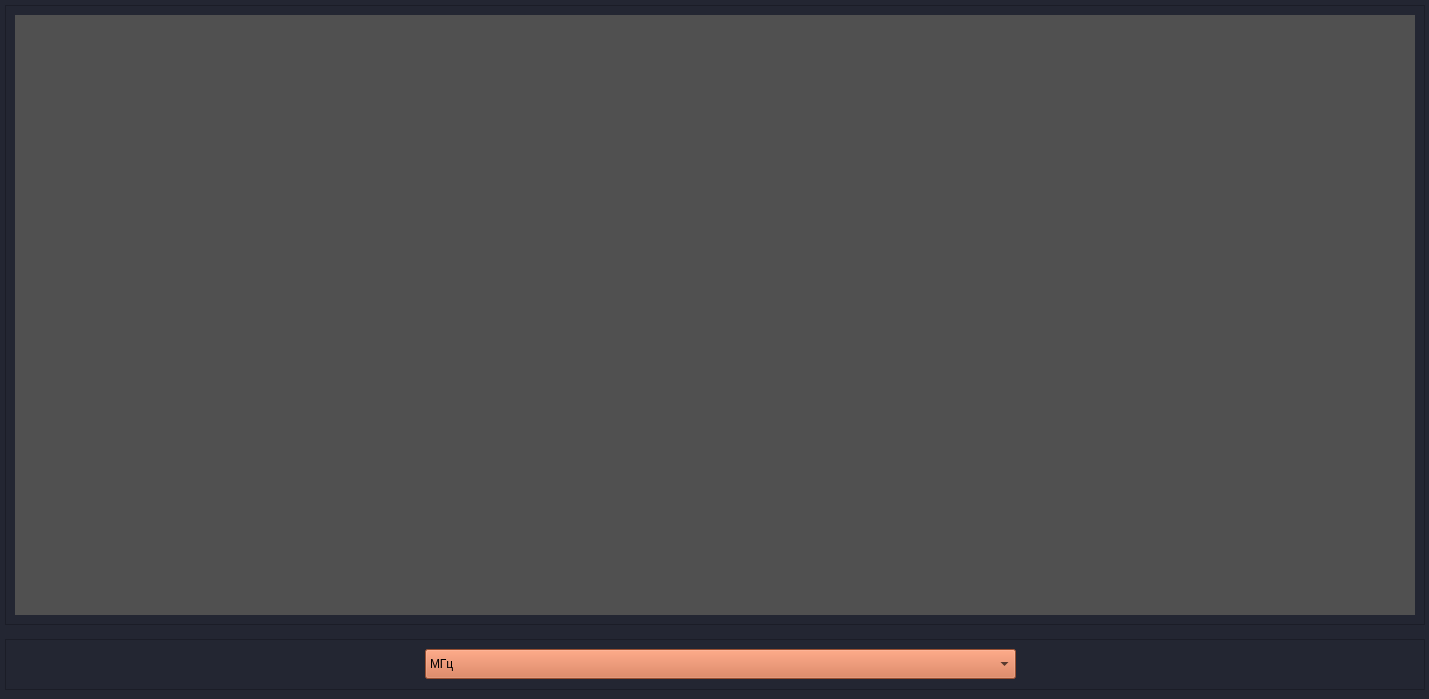
First picture: the form in qt/perehvat.ui, repository Azas1K/pokazuha, before the edit.
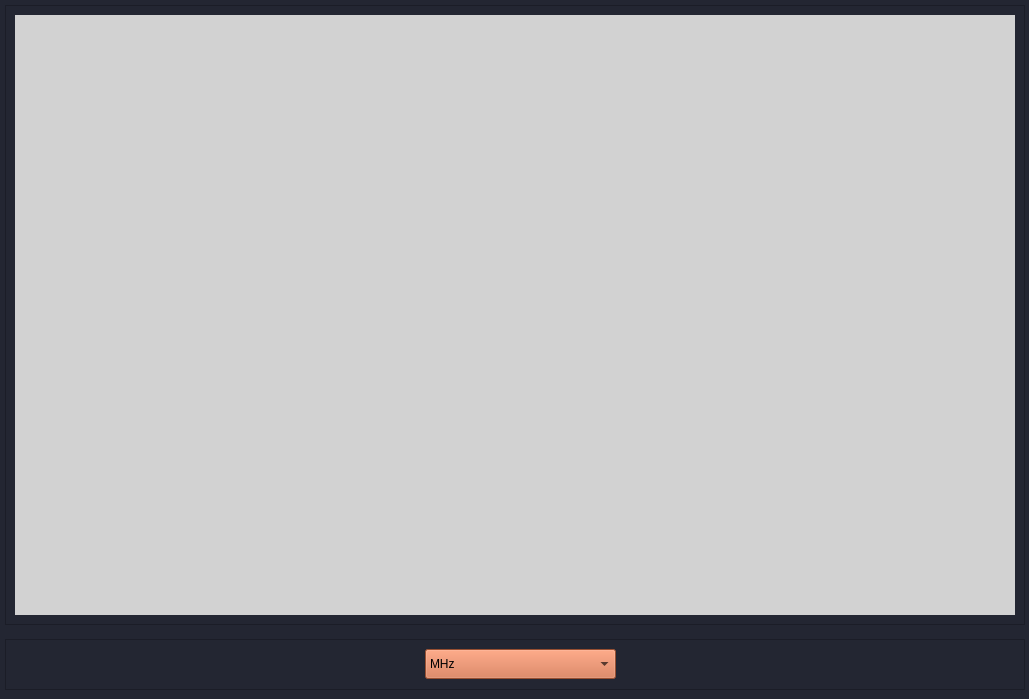
Second picture: the form after the edit.

What changed in the file:
```diff
--- a/qt/perehvat.ui
+++ b/qt/perehvat.ui
@@ -6,7 +6,7 @@
    <rect>
     <x>0</x>
     <y>0</y>
-    <width>1429</width>
+    <width>1029</width>
     <height>699</height>
    </rect>
   </property>
@@ -21,7 +21,7 @@
     <rect>
      <x>5</x>
      <y>5</y>
-     <width>1420</width>
+     <width>1020</width>
      <height>620</height>
     </rect>
    </property>
@@ -36,12 +36,12 @@
      <rect>
       <x>10</x>
       <y>10</y>
-      <width>1400</width>
+      <width>1000</width>
       <height>600</height>
      </rect>
     </property>
     <property name="styleSheet">
-     <string notr="true">background-color: rgb(80, 80, 80)</string>
+     <string notr="true">background-color: rgb(210, 210, 210)</string>
     </property>
    </widget>
   </widget>
@@ -50,7 +50,7 @@
     <rect>
      <x>5</x>
      <y>639</y>
-     <width>1420</width>
+     <width>1020</width>
      <height>51</height>
     </rect>
    </property>
@@ -65,7 +65,7 @@
      <rect>
       <x>420</x>
       <y>10</y>
-      <width>591</width>
+      <width>191</width>
       <height>30</height>
      </rect>
     </property>
@@ -77,7 +77,7 @@
     </property>
     <item>
      <property name="text">
-      <string>МГц</string>
+      <string>MHz</string>
      </property>
     </item>
     <item>
```
Left out of the diff: 27 changed lines with no effect on the pictures.
